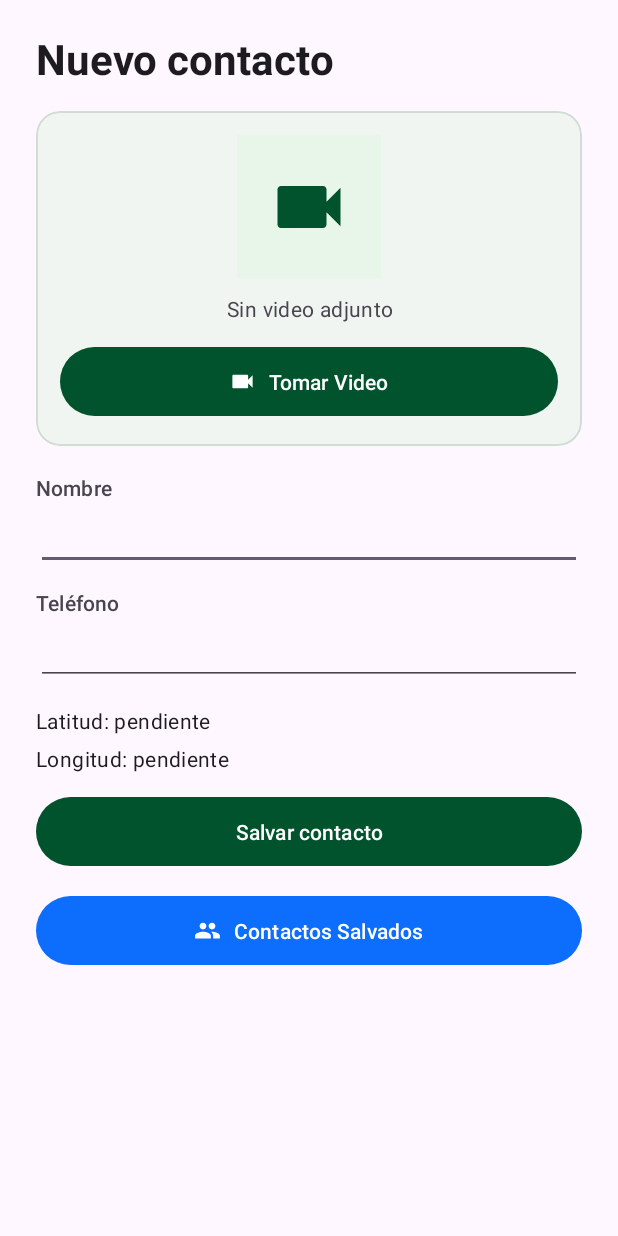
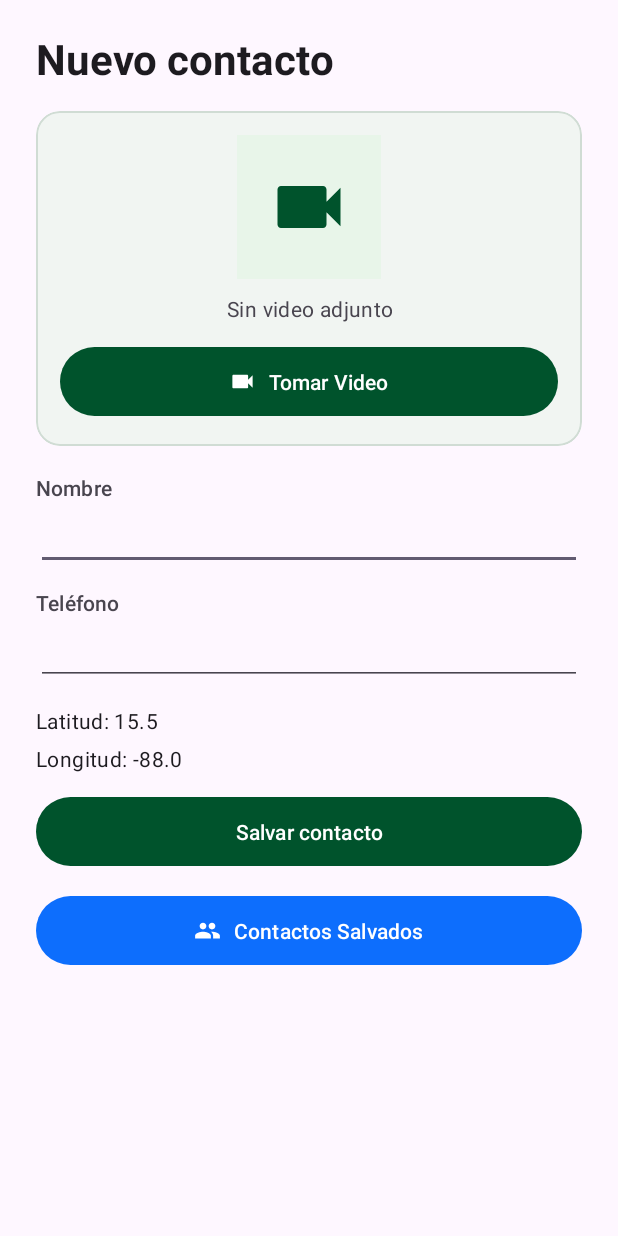
Before and after one commit to williambanegas/Examen2Parcial_Grupo3, an Android app: the screen it shows after launch (MainActivity), on a phone screen of 412 x 824 dp. Run offline under Robolectric (Android 15) with nearby library versions, the phone set to English and light mode, and no system bars.

Commit message:
Se agrega Latitud,Logitud Automaticamente, Ubicacion Mapa Contacto

```diff
--- a/app/build.gradle.kts
+++ b/app/build.gradle.kts
@@ -43,4 +43,6 @@ dependencies {
 
     implementation("com.squareup.retrofit2:retrofit:3.0.0")
     implementation("com.squareup.retrofit2:converter-gson:3.0.0")
+    implementation("com.google.android.gms:play-services-location:21.3.0")
+    implementation("com.google.android.gms:play-services-maps:19.0.0")
 }
--- a/app/src/main/java/com/grupo3/examen/ContactosAdapter.java
+++ b/app/src/main/java/com/grupo3/examen/ContactosAdapter.java
@@ -15,6 +15,7 @@ public class ContactosAdapter extends ArrayAdapter<Contacto> {
     public interface Acciones {
         void editar(Contacto contacto);
         void eliminar(Contacto contacto);
+        void verUbicacion(Contacto contacto);
     }
 
     private final Acciones acciones;
@@ -39,14 +40,17 @@ public class ContactosAdapter extends ArrayAdapter<Contacto> {
         Contacto contacto = getItem(posicion);
         TextView nombre = vista.findViewById(R.id.cg_nombre);
         TextView telefono = vista.findViewById(R.id.cg_telefono);
+        Button ubicacion = vista.findViewById(R.id.cg_ubicacion);
         Button editar = vista.findViewById(R.id.cg_editar);
         Button eliminar = vista.findViewById(R.id.cg_eliminar);
         nombre.setText(contacto == null || contacto.getNombre() == null
                 ? getContext().getString(R.string.cg_sin_nombre) : contacto.getNombre());
         telefono.setText(contacto == null || contacto.getTelefono() == null
                 ? getContext().getString(R.string.cg_sin_telefono) : contacto.getTelefono());
+        ubicacion.setEnabled(habilitado && contacto != null && contacto.getId() > 0);
         editar.setEnabled(habilitado && contacto != null && contacto.getId() > 0);
         eliminar.setEnabled(habilitado && contacto != null && contacto.getId() > 0);
+        ubicacion.setOnClickListener(v -> acciones.verUbicacion(contacto));
         editar.setOnClickListener(v -> acciones.editar(contacto));
         eliminar.setOnClickListener(v -> acciones.eliminar(contacto));
         return vista;
--- a/app/src/main/java/com/grupo3/examen/MainActivity.java
+++ b/app/src/main/java/com/grupo3/examen/MainActivity.java
@@ -5,10 +5,12 @@ import android.content.Context;
 import android.content.Intent;
 import android.content.pm.ApplicationInfo;
 import android.content.pm.PackageManager;
+import android.location.Location;
 import android.media.MediaMetadataRetriever;
 import android.net.Uri;
 import android.os.Bundle;
 import android.provider.MediaStore;
+import android.provider.Settings;
 import android.view.View;
 import android.widget.Button;
 import android.widget.EditText;
@@ -28,6 +30,12 @@ import androidx.core.view.ViewCompat;
 import androidx.core.view.WindowCompat;
 import androidx.core.view.WindowInsetsCompat;
 
+import com.google.android.gms.location.FusedLocationProviderClient;
+import com.google.android.gms.location.LocationCallback;
+import com.google.android.gms.location.LocationRequest;
+import com.google.android.gms.location.LocationResult;
+import com.google.android.gms.location.LocationServices;
+import com.google.android.gms.location.Priority;
 import com.google.android.material.dialog.MaterialAlertDialogBuilder;
 
 import java.io.File;
@@ -57,6 +65,7 @@ public class MainActivity extends AppCompatActivity {
     private Double valorLatitud;
     private Double valorLongitud;
     private Call<Contacto> peticionActiva;
+    private FusedLocationProviderClient fusedLocationClient;
 
     // Contrato con límite de 20 segundos para la cámara del sistema
     private static class CaptureVideo20s extends ActivityResultContracts.CaptureVideo {
@@ -87,13 +96,53 @@ public class MainActivity extends AppCompatActivity {
                 }
             });
 
-    private final ActivityResultLauncher<String> elegirVideoPrueba = registerForActivityResult(
-            new ActivityResultContracts.GetContent(), uri -> {
-                if (uri != null) {
-                    validarYUsarVideo(uri);
-                    usarUbicacion(14.48, -88.78);
+
+    private final ActivityResultLauncher<String[]> solicitarPermisosUbicacion = registerForActivityResult(
+            new ActivityResultContracts.RequestMultiplePermissions(), resultados -> {
+                boolean fine = Boolean.TRUE.equals(resultados.get(Manifest.permission.ACCESS_FINE_LOCATION));
+                boolean coarse = Boolean.TRUE.equals(resultados.get(Manifest.permission.ACCESS_COARSE_LOCATION));
+                if (fine || coarse) {
+                    obtenerUbicacionActual();
+                } else {
+                    Toast.makeText(this, "Se requiere permiso de ubicación para obtener coordenadas.", Toast.LENGTH_SHORT).show();
                 }
             });
+
+    private void obtenerUbicacionActual() {
+        boolean tieneFine = ContextCompat.checkSelfPermission(this, Manifest.permission.ACCESS_FINE_LOCATION) == PackageManager.PERMISSION_GRANTED;
+        boolean tieneCoarse = ContextCompat.checkSelfPermission(this, Manifest.permission.ACCESS_COARSE_LOCATION) == PackageManager.PERMISSION_GRANTED;
+
+        if (tieneFine || tieneCoarse) {
+            try {
+                fusedLocationClient.getLastLocation().addOnSuccessListener(this, location -> {
+                    if (location != null) {
+                        usarUbicacion(location.getLatitude(), location.getLongitude());
+                    }
+                });
+                LocationRequest locationRequest = new LocationRequest.Builder(
+                        Priority.PRIORITY_HIGH_ACCURACY, 2000)
+                        .setMinUpdateIntervalMillis(1000)
+                        .build();
+
+                fusedLocationClient.requestLocationUpdates(locationRequest, new LocationCallback() {
+                    @Override
+                    public void onLocationResult(@NonNull LocationResult locationResult) {
+                        if (locationResult.getLastLocation() != null) {
+                            Location loc = locationResult.getLastLocation();
+                            usarUbicacion(loc.getLatitude(), loc.getLongitude());
+                            fusedLocationClient.removeLocationUpdates(this);
+                        }
+                    }
+                }, getMainLooper());
+            } catch (SecurityException ignored) {
+            }
+        } else {
+            solicitarPermisosUbicacion.launch(new String[]{
+                    Manifest.permission.ACCESS_FINE_LOCATION,
+                    Manifest.permission.ACCESS_COARSE_LOCATION
+            });
+        }
+    }
 
     private EditText nombre;
     private EditText telefono;
@@ -106,7 +155,6 @@ public class MainActivity extends AppCompatActivity {
     private ImageView iconoPlayVideo;
     private Button guardar;
     private Button contactosSalvados;
-    private Button prueba;
     private Button reintentar;
     private ProgressBar progreso;
 
@@ -135,7 +183,6 @@ public class MainActivity extends AppCompatActivity {
         View contenedorIconoVideo = findViewById(R.id.contenedorIconoVideo);
         guardar = findViewById(R.id.salvarContacto);
         contactosSalvados = findViewById(R.id.contactosSalvados);
-        prueba = findViewById(R.id.cargarPrueba);
         reintentar = findViewById(R.id.reintentarGuardado);
         progreso = findViewById(R.id.progresoGuardado);
 
@@ -146,10 +193,12 @@ public class MainActivity extends AppCompatActivity {
         guardar.setOnClickListener(vista -> guardarContacto());
         contactosSalvados.setOnClickListener(vista -> abrirContactosSalvados());
         reintentar.setOnClickListener(vista -> guardarContacto());
-        if ((getApplicationInfo().flags & ApplicationInfo.FLAG_DEBUGGABLE) != 0) {
-            prueba.setVisibility(View.VISIBLE);
-            prueba.setOnClickListener(vista -> elegirVideoPrueba.launch("video/mp4"));
+
+        fusedLocationClient = LocationServices.getFusedLocationProviderClient(this);
+        if (savedInstanceState == null || !savedInstanceState.containsKey("latitud")) {
+            usarUbicacion(15.50, -88.00);
         }
+        obtenerUbicacionActual();
 
         if (savedInstanceState != null) {
             String uri = savedInstanceState.getString("videoUri");
@@ -167,6 +216,14 @@ public class MainActivity extends AppCompatActivity {
         }
     }
 
+    @Override
+    protected void onResume() {
+        super.onResume();
+        if (valorLatitud == null || valorLongitud == null) {
+            obtenerUbicacionActual();
+        }
+    }
+
     /**
      * Navegación a la Pantalla 2 (Lista de Contactos Salvados).
      *
@@ -177,9 +234,8 @@ public class MainActivity extends AppCompatActivity {
      *     startActivity(intent);
      */
     private void abrirContactosSalvados() {
-        Toast.makeText(this,
-                "Pantalla 2 (Contactos Salvados) - Asignada al Integrante 5",
-                Toast.LENGTH_SHORT).show();
+        Intent intent = new Intent(this, ContactosActivity.class);
+        startActivity(intent);
     }
 
     private void verificarPermisosYGrabar() {
@@ -266,7 +322,7 @@ public class MainActivity extends AppCompatActivity {
                 .setTitle(R.string.contacto_permisos_video_titulo)
                 .setMessage(R.string.contacto_permisos_video_mensaje)
                 .setPositiveButton(R.string.contacto_permisos_ajustes, (dialogo, que) -> {
-                    Intent intent = new Intent(android.provider.Settings.ACTION_APPLICATION_DETAILS_SETTINGS);
+                    Intent intent = new Intent(Settings.ACTION_APPLICATION_DETAILS_SETTINGS);
                     intent.setData(Uri.fromParts("package", getPackageName(), null));
                     startActivity(intent);
                 })
@@ -467,7 +523,6 @@ public class MainActivity extends AppCompatActivity {
         if (reproducirVideoLocal != null) {
             reproducirVideoLocal.setEnabled(!cargando);
         }
-        prueba.setEnabled(!cargando);
         nombre.setEnabled(!cargando);
         telefono.setEnabled(!cargando);
     }
--- a/app/src/main/res/layout/activity_main.xml
+++ b/app/src/main/res/layout/activity_main.xml
@@ -176,18 +176,6 @@
             android:text="@string/contacto_longitud_pendiente"
             android:textAppearance="?attr/textAppearanceBodyMedium" />
 
-        <!-- Botón Debug Cargar Prueba (mantenido) -->
-        <com.google.android.material.button.MaterialButton
-            android:id="@+id/cargarPrueba"
-            android:layout_width="match_parent"
-            android:layout_height="52dp"
-            android:layout_marginTop="16dp"
-            android:text="@string/contacto_cargar_prueba"
-            android:textColor="@color/white"
-            app:backgroundTint="@color/uth_green"
-            app:cornerRadius="26dp"
-            android:visibility="gone" />
-
         <!-- Botón Salvar Contacto -->
         <com.google.android.material.button.MaterialButton
             android:id="@+id/salvarContacto"
--- a/app/src/main/res/layout/item_contacto.xml
+++ b/app/src/main/res/layout/item_contacto.xml
@@ -3,7 +3,8 @@
     android:layout_width="match_parent" android:layout_height="wrap_content" android:orientation="vertical" android:padding="16dp" android:background="#FFFFFF">
     <TextView android:id="@+id/cg_nombre" android:layout_width="match_parent" android:layout_height="wrap_content" android:textSize="20sp" android:textStyle="bold" android:textColor="#00532C"/>
     <TextView android:id="@+id/cg_telefono" android:layout_width="match_parent" android:layout_height="wrap_content" android:layout_marginTop="4dp" android:textSize="18sp" android:textColor="#333333"/>
-    <LinearLayout android:layout_width="match_parent" android:layout_height="wrap_content" android:orientation="horizontal">
+    <LinearLayout android:layout_width="match_parent" android:layout_height="wrap_content" android:orientation="horizontal" android:layout_marginTop="8dp">
+        <Button android:id="@+id/cg_ubicacion" android:layout_width="0dp" android:layout_weight="1" android:layout_height="wrap_content" android:text="@string/cg_ubicacion"/>
         <Button android:id="@+id/cg_editar" android:layout_width="0dp" android:layout_weight="1" android:layout_height="wrap_content" android:text="@string/cg_editar"/>
         <Button android:id="@+id/cg_eliminar" android:layout_width="0dp" android:layout_weight="1" android:layout_height="wrap_content" android:text="@string/cg_eliminar"/>
     </LinearLayout>
--- a/app/src/main/res/values/contacto_strings.xml
+++ b/app/src/main/res/values/contacto_strings.xml
@@ -16,7 +16,6 @@
     <string name="contacto_permisos_ajustes">Configuración</string>
     <string name="contacto_permisos_cancelar">Cancelar</string>
     <string name="contacto_video_duracion_excedida">El video no debe superar el límite de 20 segundos. Graba un clip más corto.</string>
-    <string name="contacto_cargar_prueba">Cargar MP4 y ubicación de prueba</string>
     <string name="contacto_salvar">Salvar contacto</string>
     <string name="contacto_ver_salvados">Contactos Salvados</string>
     <string name="contacto_reintentar">Reintentar</string>
--- a/app/src/main/res/values/contactos_guardados_strings.xml
+++ b/app/src/main/res/values/contactos_guardados_strings.xml
@@ -28,5 +28,8 @@
     <string name="cg_limite">Máximo %1$d caracteres.</string>
     <string name="cg_sin_nombre">Sin nombre</string>
     <string name="cg_sin_telefono">Sin teléfono</string>
+    <string name="cg_ubicacion">Ubicación</string>
+    <string name="map_titulo_contacto">Ubicación de %1$s</string>
+    <string name="map_volver">Regresar</string>
     <string name="cg_coordenadas">Las coordenadas recibidas no son válidas. Actualiza la lista.</string>
 </resources>
```
Also changed, not shown: app/src/main/AndroidManifest.xml (+11 -0 lines), app/src/main/java/com/grupo3/examen/ContactosActivity.java (+14 -1 lines), app/src/main/java/com/grupo3/examen/UbicacionContactoActivity.java (added, +72 -0 lines), app/src/main/res/layout/activity_ubicacion_contacto.xml (added, +39 -0 lines).
